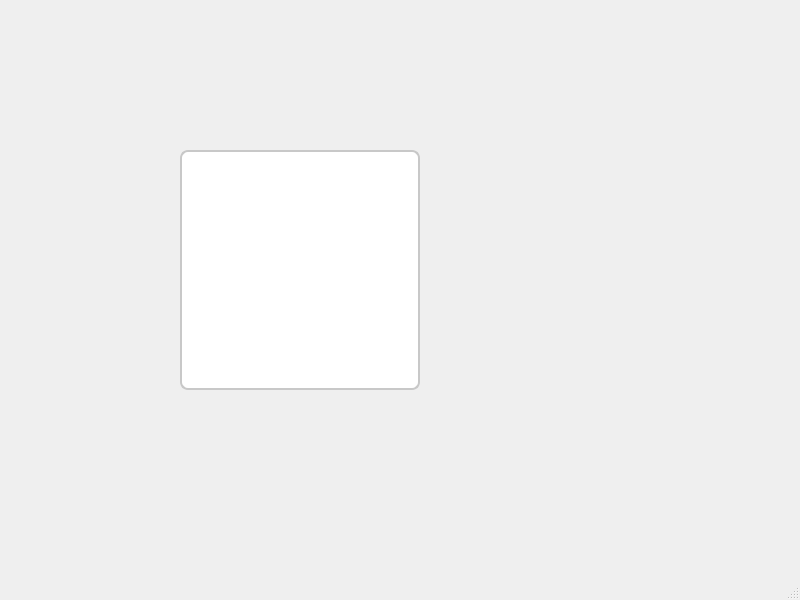
This is Ghost/Platforms/WindowsSimulator/QT/Simulator.ui in h13-0/Ghost as Qt 5 draws it before an edit. The edited form follows.
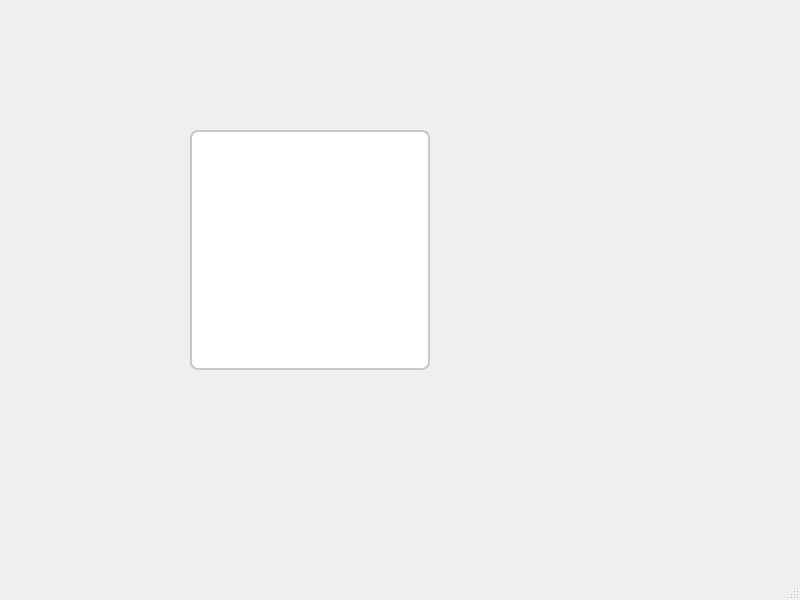
This is the edited form.

```diff
--- a/Ghost/Platforms/WindowsSimulator/QT/Simulator.ui
+++ b/Ghost/Platforms/WindowsSimulator/QT/Simulator.ui
@@ -17,8 +17,8 @@
    <widget class="QGraphicsView" name="graphicsView">
     <property name="geometry">
      <rect>
-      <x>180</x>
-      <y>150</y>
+      <x>190</x>
+      <y>130</y>
       <width>240</width>
       <height>240</height>
      </rect>
@@ -28,6 +28,12 @@
 background-color: rgb(255, 255, 255);
 border:2px solid rgb(200,200,200);</string>
     </property>
+    <property name="verticalScrollBarPolicy">
+     <enum>Qt::ScrollBarAlwaysOff</enum>
+    </property>
+    <property name="horizontalScrollBarPolicy">
+     <enum>Qt::ScrollBarAlwaysOff</enum>
+    </property>
    </widget>
   </widget>
   <widget class="QMenuBar" name="menubar">
```
Left out of the diff: 2 changed lines with no effect on the pictures.
